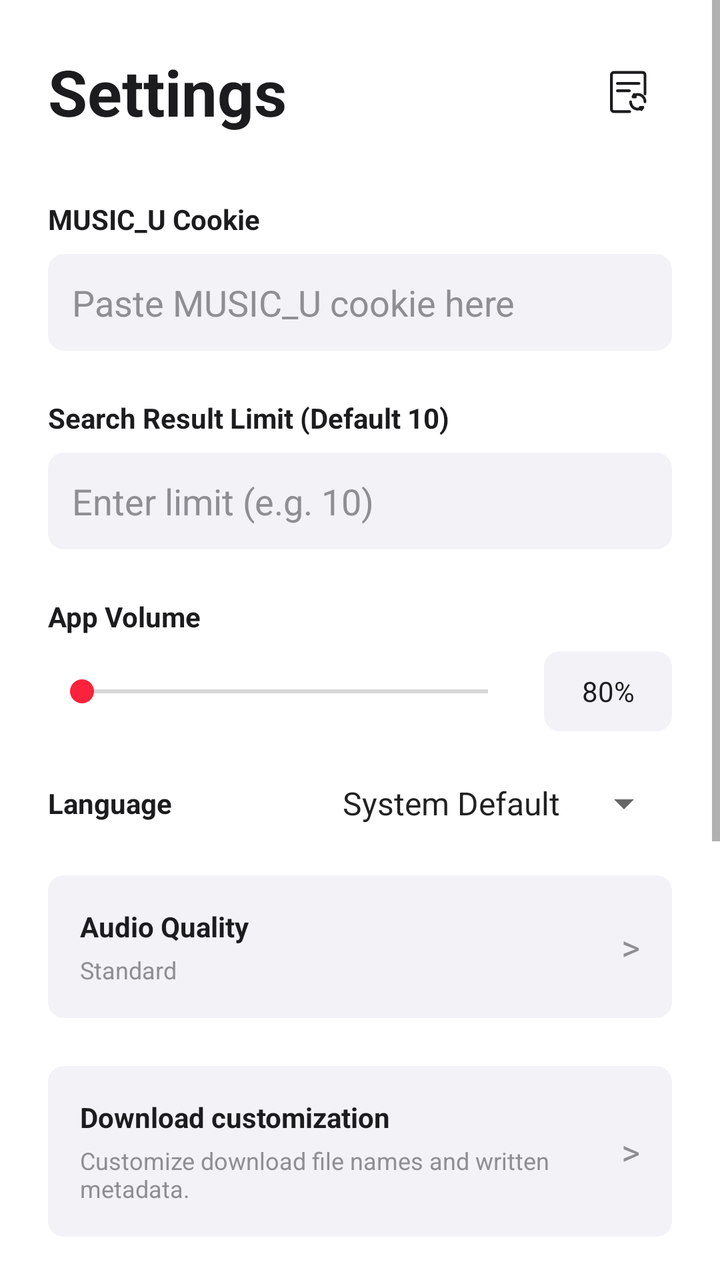
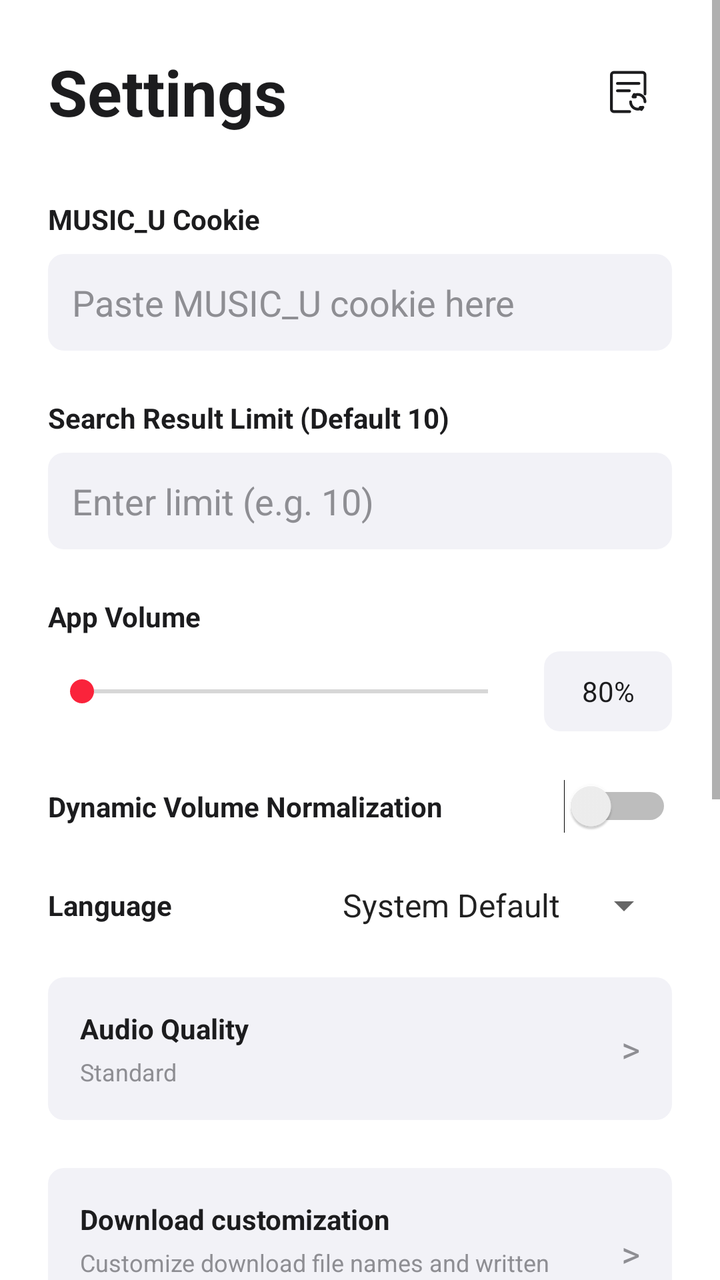

The first picture is an Android layout as it rendered before a commit; the second is the same layout after the commit. The layout source and the unified diff follow.
<!-- AndroidManifest.xml: application theme Theme.MLNetease -->
<!-- res/layout/fragment_settings.xml -->
<?xml version="1.0" encoding="utf-8"?>
<ScrollView xmlns:android="http://schemas.android.com/apk/res/android"
    xmlns:app="http://schemas.android.com/apk/res-auto"
    android:layout_width="match_parent"
    android:layout_height="match_parent"
    android:background="@color/background_primary"
    android:focusable="true"
    android:focusableInTouchMode="true"
    android:clickable="true">

    <LinearLayout
        android:id="@+id/settings_inner_container"
        android:layout_width="match_parent"
        android:layout_height="wrap_content"
        android:orientation="vertical"
        android:padding="24dp">

        <LinearLayout
            android:layout_width="match_parent"
            android:layout_height="wrap_content"
            android:layout_marginBottom="32dp"
            android:gravity="center_vertical"
            android:orientation="horizontal">

            <TextView
                android:layout_width="0dp"
                android:layout_height="wrap_content"
                android:layout_weight="1"
                android:text="@string/settings"
                android:textColor="@color/text_primary"
                android:textSize="32sp"
                android:textStyle="bold" />

            <ImageButton
                android:id="@+id/btn_settings_backup"
                android:layout_width="44dp"
                android:layout_height="44dp"
                android:background="?attr/selectableItemBackgroundBorderless"
                android:contentDescription="@string/settings_backup_content_description"
                android:padding="10dp"
                android:src="@drawable/ic_backup_change"
                app:tint="@color/text_primary" />
        </LinearLayout>

        <TextView
            android:layout_width="wrap_content"
            android:layout_height="wrap_content"
            android:text="@string/title_music_u_cookie"
            android:textColor="@color/text_primary"
            android:textStyle="bold"
            android:layout_marginBottom="8dp"/>

        <EditText
            android:id="@+id/input_music_u"
            android:layout_width="match_parent"
            android:layout_height="wrap_content"
            android:hint="@string/hint_music_u_cookie"
            android:textColor="@color/text_primary"
            android:textColorHint="@color/text_secondary"
            android:background="@drawable/search_background"
            android:padding="12dp"
            android:inputType="textPassword"
            android:layout_marginBottom="24dp"/>

        <TextView
            android:layout_width="wrap_content"
            android:layout_height="wrap_content"
            android:text="@string/title_search_limit"
            android:textColor="@color/text_primary"
            android:textStyle="bold"
            android:layout_marginBottom="8dp"/>

        <EditText
            android:id="@+id/input_search_limit"
            android:layout_width="match_parent"
            android:layout_height="wrap_content"
            android:hint="@string/hint_search_limit"
            android:textColor="@color/text_primary"
            android:textColorHint="@color/text_secondary"
            android:background="@drawable/search_background"
            android:padding="12dp"
            android:inputType="number"
            android:layout_marginBottom="24dp"/>

        <TextView
            android:layout_width="wrap_content"
            android:layout_height="wrap_content"
            android:text="@string/title_app_volume"
            android:textColor="@color/text_primary"
            android:textStyle="bold"
            android:layout_marginBottom="8dp"/>

        <LinearLayout
            android:layout_width="match_parent"
            android:layout_height="wrap_content"
            android:orientation="horizontal"
            android:gravity="center_vertical"
            android:layout_marginBottom="24dp">

            <SeekBar
                android:id="@+id/seekbar_app_volume"
                android:layout_width="0dp"
                android:layout_height="wrap_content"
                android:layout_weight="1"
                android:contentDescription="@string/app_volume_slider"
                android:max="100"
                android:minHeight="32dp"
                android:paddingVertical="4dp"
                android:thumbOffset="8dp"/>

            <TextView
                android:id="@+id/text_app_volume_value"
                android:layout_width="wrap_content"
                android:layout_height="40dp"
                android:minWidth="64dp"
                android:gravity="center"
                android:layout_marginStart="12dp"
                android:paddingHorizontal="12dp"
                android:text="80%"
                android:textColor="@color/text_primary"
                android:background="@drawable/search_background"/>
        </LinearLayout>

        <LinearLayout
            android:layout_width="match_parent"
            android:layout_height="wrap_content"
            android:orientation="horizontal"
            android:gravity="center_vertical"
            android:layout_marginBottom="24dp">

            <TextView
                android:layout_width="0dp"
                android:layout_height="wrap_content"
                android:layout_weight="1"
                android:text="@string/language_title"
                android:textColor="@color/text_primary"
                android:textStyle="bold"/>

            <Spinner
                android:id="@+id/spinner_language"
                android:layout_width="wrap_content"
                android:layout_height="wrap_content"
                android:contentDescription="@string/language_selector"
                android:entries="@array/language_options"/>
        </LinearLayout>

        <LinearLayout
            android:id="@+id/layout_audio_quality"
            android:layout_width="match_parent"
            android:layout_height="wrap_content"
            android:layout_marginBottom="24dp"
            android:background="@drawable/search_background"
            android:clickable="true"
            android:focusable="true"
            android:foreground="?attr/selectableItemBackground"
            android:gravity="center_vertical"
            android:orientation="horizontal"
            android:padding="16dp">

            <LinearLayout
                android:layout_width="0dp"
                android:layout_height="wrap_content"
                android:layout_weight="1"
                android:orientation="vertical">

                <TextView
                    android:layout_width="wrap_content"
                    android:layout_height="wrap_content"
                    android:text="@string/title_audio_quality"
                    android:textColor="@color/text_primary"
                    android:textStyle="bold" />

                <TextView
                    android:id="@+id/text_audio_quality_value"
                    android:layout_width="wrap_content"
                    android:layout_height="wrap_content"
                    android:layout_marginTop="4dp"
                    android:text="@string/type_audio_quality_standard"
                    android:textColor="@color/text_secondary"
                    android:textSize="12sp" />
            </LinearLayout>

            <TextView
                android:layout_width="wrap_content"
                android:layout_height="wrap_content"
                android:text=">"
                android:textColor="@color/text_secondary"
                android:textSize="18sp" />
        </LinearLayout>

        <LinearLayout
            android:id="@+id/layout_download_customize"
            android:layout_width="match_parent"
            android:layout_height="wrap_content"
            android:background="@drawable/search_background"
            android:gravity="center_vertical"
            android:orientation="horizontal"
            android:padding="16dp"
            android:layout_marginBottom="24dp">

            <LinearLayout
                android:layout_width="328dp"
                android:layout_height="wrap_content"
                android:layout_weight="1"
                android:orientation="vertical">

                <TextView
                    android:layout_width="wrap_content"
                    android:layout_height="wrap_content"
                    android:text="@string/download_customize_title"
                    android:textColor="@color/text_primary"
                    android:textStyle="bold" />

                <TextView
                    android:id="@+id/text_download_customize_summary"
                    android:layout_width="wrap_content"
                    android:layout_height="wrap_content"
                    android:layout_marginTop="4dp"
                    android:text="@string/download_customize_subtitle"
                    android:textColor="@color/text_secondary"
                    android:textSize="12sp" />
            </LinearLayout>

            <TextView
                android:layout_width="wrap_content"
                android:layout_height="wrap_content"
                android:text=">"
                android:textColor="@color/text_secondary"
                android:textSize="18sp">
            </TextView>
        </LinearLayout>

        <LinearLayout
            android:layout_width="match_parent"
            android:layout_height="wrap_content"
            android:orientation="horizontal"
            android:gravity="center_vertical"
            android:layout_marginBottom="24dp">

            <TextView
                android:layout_width="0dp"
                android:layout_height="wrap_content"
                android:layout_weight="1"
                android:text="@string/title_hearing_protection"
                android:textColor="@color/text_primary"
                android:textStyle="bold"/>

            <Switch
                android:id="@+id/switch_hearing_protection"
                android:layout_width="wrap_content"
                android:layout_height="wrap_content"
                android:contentDescription="@string/hearing_protection_switch"/>
        </LinearLayout>

        <LinearLayout
            android:id="@+id/layout_hearing_protection_settings"
            android:layout_width="match_parent"
            android:layout_height="wrap_content"
            android:layout_marginBottom="24dp"
            android:orientation="vertical"
            android:visibility="gone">

            <TextView
                android:id="@+id/text_hearing_protection_summary"
                android:layout_width="match_parent"
                android:layout_height="wrap_content"
                android:layout_marginBottom="6dp"
                android:text="@string/hearing_protection_summary"
                android:textColor="@color/text_secondary"
                android:textSize="12sp" />

            <TextView
                android:id="@+id/text_hearing_protection_progress"
                android:layout_width="match_parent"
                android:layout_height="wrap_content"
                android:layout_marginBottom="12dp"
                android:textColor="@color/text_secondary"
                android:textSize="12sp" />

            <LinearLayout
                android:id="@+id/layout_hearing_protection_listen_duration"
                android:layout_width="match_parent"
                android:layout_height="wrap_content"
                android:layout_marginBottom="12dp"
                android:background="@drawable/search_background"
                android:clickable="true"
                android:focusable="true"
                android:foreground="?attr/selectableItemBackground"
                android:gravity="center_vertical"
                android:orientation="horizontal"
                android:padding="16dp">

                <LinearLayout
                    android:layout_width="0dp"
                    android:layout_height="wrap_content"
                    android:layout_weight="1"
                    android:orientation="vertical">

                    <TextView
                        android:layout_width="wrap_content"
                        android:layout_height="wrap_content"
                        android:text="@string/hearing_protection_listen_duration_title"
                        android:textColor="@color/text_primary"
                        android:textStyle="bold" />

                    <TextView
                        android:id="@+id/text_hearing_protection_listen_duration_value"
                        android:layout_width="wrap_content"
                        android:layout_height="wrap_content"
                        android:layout_marginTop="4dp"
                        android:textColor="@color/text_secondary"
                        android:textSize="12sp" />
                </LinearLayout>

                <TextView
                    android:layout_width="wrap_content"
                    android:layout_height="wrap_content"
                    android:text=">"
                    android:textColor="@color/text_secondary"
                    android:textSize="18sp" />
            </LinearLayout>

            <LinearLayout
                android:id="@+id/layout_hearing_protection_rest_duration"
                android:layout_width="match_parent"
                android:layout_height="wrap_content"
                android:background="@drawable/search_background"
                android:clickable="true"
                android:focusable="true"
                android:foreground="?attr/selectableItemBackground"
                android:gravity="center_vertical"
                android:orientation="horizontal"
                android:padding="16dp">

                <LinearLayout
                    android:layout_width="0dp"
                    android:layout_height="wrap_content"
                    android:layout_weight="1"
                    android:orientation="vertical">

                    <TextView
                        android:layout_width="wrap_content"
                        android:layout_height="wrap_content"
                        android:text="@string/hearing_protection_rest_duration_title"
                        android:textColor="@color/text_primary"
                        android:textStyle="bold" />

                    <TextView
                        android:id="@+id/text_hearing_protection_rest_duration_value"
                        android:layout_width="wrap_content"
                        android:layout_height="wrap_content"
                        android:layout_marginTop="4dp"
                        android:textColor="@color/text_secondary"
                        android:textSize="12sp" />
                </LinearLayout>

                <TextView
                    android:layout_width="wrap_content"
                    android:layout_height="wrap_content"
                    android:text=">"
                    android:textColor="@color/text_secondary"
                    android:textSize="18sp" />
            </LinearLayout>
        </LinearLayout>

        <LinearLayout
            android:layout_width="match_parent"
            android:layout_height="wrap_content"
            android:orientation="horizontal"
            android:gravity="center_vertical"
            android:layout_marginBottom="24dp">

            <TextView
                android:layout_width="0dp"
                android:layout_height="wrap_content"
                android:layout_weight="1"
                android:text="@string/title_lyric_translation"
                android:textColor="@color/text_primary"
                android:textStyle="bold"/>

            <Switch
                android:id="@+id/switch_translation_integration"
                android:layout_width="wrap_content"
                android:layout_height="wrap_content"
                android:contentDescription="@string/lyric_translation_switch"/>
        </LinearLayout>

        
        <LinearLayout
            android:layout_width="match_parent"
            android:layout_height="wrap_content"
            android:orientation="horizontal"
            android:gravity="center_vertical"
            android:layout_marginBottom="12dp">

            <TextView
                android:layout_width="0dp"
                android:layout_height="wrap_content"
                android:layout_weight="1"
                android:text="@string/title_floating_lyrics"
                android:textColor="@color/text_primary"
                android:textStyle="bold"/>

            <Switch
                android:id="@+id/switch_floating_lyrics"
                android:layout_width="wrap_content"
                android:layout_height="wrap_content"
                android:contentDescription="@string/floating_lyrics_switch"/>
        </LinearLayout>

        <LinearLayout
            android:id="@+id/layout_floating_settings"
            android:layout_width="match_parent"
            android:layout_height="wrap_content"
            android:orientation="vertical"
            android:visibility="gone"
            android:layout_marginBottom="24dp">

             <TextView
                android:layout_width="wrap_content"
                android:layout_height="wrap_content"
                android:text="@string/title_lyric_highlight_color"
                android:textColor="@color/text_primary"
                android:layout_marginBottom="8dp"/>

             
             <LinearLayout
                 style="?android:attr/buttonBarStyle"
                 android:layout_width="match_parent"
                 android:layout_height="wrap_content"
                 android:orientation="horizontal">

                 <Button
                     android:id="@+id/btn_color_red"
                     style="?android:attr/buttonBarButtonStyle"
                     android:layout_width="40dp"
                     android:layout_height="40dp"
                     android:backgroundTint="@color/lyrics_color_red"
                     android:contentDescription="@string/highlight_color_red"
                     android:layout_marginEnd="8dp" />

                 <Button
                     android:id="@+id/btn_color_blue"
                     style="?android:attr/buttonBarButtonStyle"
                     android:layout_width="40dp"
                     android:layout_height="40dp"
                     android:backgroundTint="@color/lyrics_color_blue"
                     android:contentDescription="@string/highlight_color_blue"
                     android:layout_marginEnd="8dp" />

                 <Button
                     android:id="@+id/btn_color_green"
                     style="?android:attr/buttonBarButtonStyle"
                     android:layout_width="40dp"
                     android:layout_height="40dp"
                     android:backgroundTint="@color/lyrics_color_green"
                     android:contentDescription="@string/highlight_color_green"
                     android:layout_marginEnd="8dp" />

                 <Button
                     android:id="@+id/btn_color_yellow"
                     style="?android:attr/buttonBarButtonStyle"
                     android:layout_width="40dp"
                     android:layout_height="40dp"
                     android:backgroundTint="@color/lyrics_color_yellow"
                     android:contentDescription="@string/highlight_color_yellow"
                     android:layout_marginEnd="8dp" />

                 <Button
                     android:id="@+id/btn_color_purple"
                     style="?android:attr/buttonBarButtonStyle"
                     android:layout_width="40dp"
                     android:layout_height="40dp"
                     android:backgroundTint="@color/lyrics_color_purple"
                     android:contentDescription="@string/highlight_color_purple"
                     android:layout_marginEnd="8dp"/>
             </LinearLayout>

             <TextView
                android:layout_width="wrap_content"
                android:layout_height="wrap_content"
                android:text="@string/title_font_size"
                android:textColor="@color/text_primary"
                android:layout_marginTop="12dp"
                android:layout_marginBottom="8dp"/>

             <LinearLayout
                 android:layout_width="match_parent"
                 android:layout_height="wrap_content"
                 android:gravity="center_vertical">
                 <Button
                     android:id="@+id/btn_size_minus"
                     android:layout_width="50dp"
                     android:layout_height="wrap_content"
                     android:contentDescription="@string/decrease_font_size"
                     android:text="-"/>
                 <TextView
                     android:id="@+id/text_font_size"
                     android:layout_width="wrap_content"
                     android:layout_height="wrap_content"
                     android:text="16"
                     android:textColor="@color/text_primary"
                     android:layout_marginHorizontal="16dp"/>
                 <Button
                     android:id="@+id/btn_size_plus"
                     android:layout_width="50dp"
                     android:layout_height="wrap_content"
                     android:contentDescription="@string/increase_font_size"
                     android:text="+"/>
             </LinearLayout>

             <TextView
                android:layout_width="wrap_content"
                android:layout_height="wrap_content"
                android:text="@string/preview"
                android:textColor="@color/text_primary"
                android:layout_marginTop="12dp"
                android:layout_marginBottom="8dp"/>

             <FrameLayout
                 android:layout_width="match_parent"
                 android:layout_height="wrap_content"
                 android:background="@drawable/bg_floating_window"
                 android:padding="12dp">
                 <LinearLayout
                     android:layout_width="match_parent"
                     android:layout_height="wrap_content"
                     android:orientation="vertical"
                     android:gravity="center">
                     <TextView
                         android:id="@+id/text_lyric_preview_current"
                         android:layout_width="match_parent"
                         android:layout_height="wrap_content"
                         android:gravity="center"
                         android:text="@string/lyrics_preview_line_one"
                         android:singleLine="true"
                         android:shadowColor="@color/lyrics_preview_shadow_color"
                         android:shadowDx="2"
                         android:shadowDy="2"
                         android:shadowRadius="4"
                         android:paddingBottom="4dp"/>
                     <TextView
                         android:id="@+id/text_lyric_preview_next"
                         android:layout_width="match_parent"
                         android:layout_height="wrap_content"
                         android:gravity="center"
                         android:text="@string/lyrics_preview_line_two"
                         android:textColor="@color/lyrics_preview_text_color"
                         android:singleLine="true"
                         android:shadowColor="@color/lyrics_preview_shadow_color"
                         android:shadowDx="2"
                         android:shadowDy="2"
                         android:shadowRadius="4"/>
                 </LinearLayout>
             </FrameLayout>
        </LinearLayout>

        <TextView
            android:id="@+id/text_version_info"
            android:layout_width="match_parent"
            android:layout_height="wrap_content"
            android:gravity="center"
            android:text="@string/defalut_app_info"
            android:textColor="@color/text_secondary"
            android:textSize="12sp"
            android:layout_marginTop="32dp"
            android:layout_marginBottom="8dp"
            android:lineSpacingExtra="4dp"/>

        <TextView
            android:id="@+id/text_disclaimer"
            android:layout_width="match_parent"
            android:layout_height="wrap_content"
            android:gravity="center"
            android:text="@string/disclaimer"
            android:textColor="@color/text_secondary"
            android:textSize="10sp"
            android:layout_marginTop="8dp"
            android:layout_marginBottom="16dp"
            android:paddingHorizontal="16dp"
            android:lineSpacingExtra="2dp"/>

    </LinearLayout>
</ScrollView>
<!-- resources referenced by this layout -->
<resources>
  <string-array name="language_options">
          <item>System Default</item>
          <item>English</item>
          <item>简体中文</item>
      </string-array>
  <color name="background_primary">#FFFFFF</color>
  <color name="lyrics_color_blue">#2196F3</color>
  <color name="lyrics_color_green">#4CAF50</color>
  <color name="lyrics_color_purple">#9C27B0</color>
  <color name="lyrics_color_red">#F44336</color>
  <color name="lyrics_color_yellow">#FFEB3B</color>
  <color name="lyrics_preview_shadow_color">#FF000000</color>
  <color name="lyrics_preview_text_color">#DDDDDD</color>
  <color name="text_primary">#1C1C1E</color>
  <color name="text_secondary">#8E8E93</color>
  <string name="app_volume_slider">App volume</string>
  <string name="decrease_font_size">Decrease font size</string>
  <string name="defalut_app_info" translatable="false">Version: v0.0.0 | Author: Midairlogn\nML-Netease_Android © 2026 | GPLv3 LICENSE</string>
  <string name="disclaimer">This tool is for learning and communication purposes only and is not an official application of NetEase Cloud Music.\nPlease support genuine music.\nWhen using this tool, please abide by relevant laws and regulations and respect the work of musicians.</string>
  <string name="download_customize_subtitle">Customize download file names and written metadata.</string>
  <string name="download_customize_title">Download customization</string>
  <string name="floating_lyrics_switch">Desktop floating lyrics</string>
  <string name="hearing_protection_listen_duration_title">Continuous listening target</string>
  <string name="hearing_protection_rest_duration_title">Rest duration</string>
  <string name="hearing_protection_summary">Pause between songs after extended listening to give your ears a break.</string>
  <string name="hearing_protection_switch">Hearing protection</string>
  <string name="highlight_color_blue">Set lyric highlight color to blue</string>
  <string name="highlight_color_green">Set lyric highlight color to green</string>
  <string name="highlight_color_purple">Set lyric highlight color to purple</string>
  <string name="highlight_color_red">Set lyric highlight color to red</string>
  <string name="highlight_color_yellow">Set lyric highlight color to yellow</string>
  <string name="hint_music_u_cookie">Paste MUSIC_U cookie here</string>
  <string name="hint_search_limit">Enter limit (e.g. 10)</string>
  <string name="increase_font_size">Increase font size</string>
  <string name="language_selector">App language</string>
  <string name="language_title">Language</string>
  <string name="lyric_translation_switch">Lyric translation integration</string>
  <string name="lyrics_preview_line_one">Current Lyric Preview</string>
  <string name="lyrics_preview_line_two">Next Lyric Preview</string>
  <string name="preview">Preview</string>
  <string name="settings">Settings</string>
  <string name="settings_backup_content_description">Import or export app data</string>
  <string name="title_app_volume">App Volume</string>
  <string name="title_audio_quality">Audio Quality</string>
  <string name="title_floating_lyrics">Desktop Floating Lyrics</string>
  <string name="title_font_size">Font Size</string>
  <string name="title_hearing_protection">Hearing Protection</string>
  <string name="title_lyric_highlight_color">Lyric Highlight Color</string>
  <string name="title_lyric_translation">Lyric Translation Integration</string>
  <string name="title_music_u_cookie">MUSIC_U Cookie</string>
  <string name="title_search_limit">Search Result Limit (Default 10)</string>
  <string name="type_audio_quality_standard">Standard</string>
  <color name="background_secondary">#F2F2F7</color>
  <color name="brand_primary">#FA233B</color>
  <!-- unchanged entries left out for length: 4 -->
</resources>

<!-- the commit's change to res/layout/fragment_settings.xml (unified diff, before → after) -->
@@ -119,6 +119,28 @@
                 android:text="80%"
                 android:textColor="@color/text_primary"
                 android:background="@drawable/search_background"/>
+        </LinearLayout>
+
+        <LinearLayout
+            android:layout_width="match_parent"
+            android:layout_height="wrap_content"
+            android:layout_marginBottom="24dp"
+            android:gravity="center_vertical"
+            android:orientation="horizontal">
+
+            <TextView
+                android:layout_width="0dp"
+                android:layout_height="wrap_content"
+                android:layout_weight="1"
+                android:text="@string/title_dynamic_volume"
+                android:textColor="@color/text_primary"
+                android:textStyle="bold" />
+
+            <Switch
+                android:id="@+id/switch_dynamic_volume"
+                android:layout_width="wrap_content"
+                android:layout_height="wrap_content"
+                android:contentDescription="@string/dynamic_volume_switch" />
         </LinearLayout>
 
         <LinearLayout
<!-- resource entries referenced after the edit -->
@@ -21,6 +21,7 @@
   <string name="disclaimer">This tool is for learning and communication purposes only and is not an official application of NetEase Cloud Music.\nPlease support genuine music.\nWhen using this tool, please abide by relevant laws and regulations and respect the work of musicians.</string>
   <string name="download_customize_subtitle">Customize download file names and written metadata.</string>
   <string name="download_customize_title">Download customization</string>
+  <string name="dynamic_volume_switch">Dynamic volume normalization</string>
   <string name="floating_lyrics_switch">Desktop floating lyrics</string>
   <string name="hearing_protection_listen_duration_title">Continuous listening target</string>
   <string name="hearing_protection_rest_duration_title">Rest duration</string>
@@ -44,6 +45,7 @@
   <string name="settings_backup_content_description">Import or export app data</string>
   <string name="title_app_volume">App Volume</string>
   <string name="title_audio_quality">Audio Quality</string>
+  <string name="title_dynamic_volume">Dynamic Volume Normalization</string>
   <string name="title_floating_lyrics">Desktop Floating Lyrics</string>
   <string name="title_font_size">Font Size</string>
   <string name="title_hearing_protection">Hearing Protection</string>
